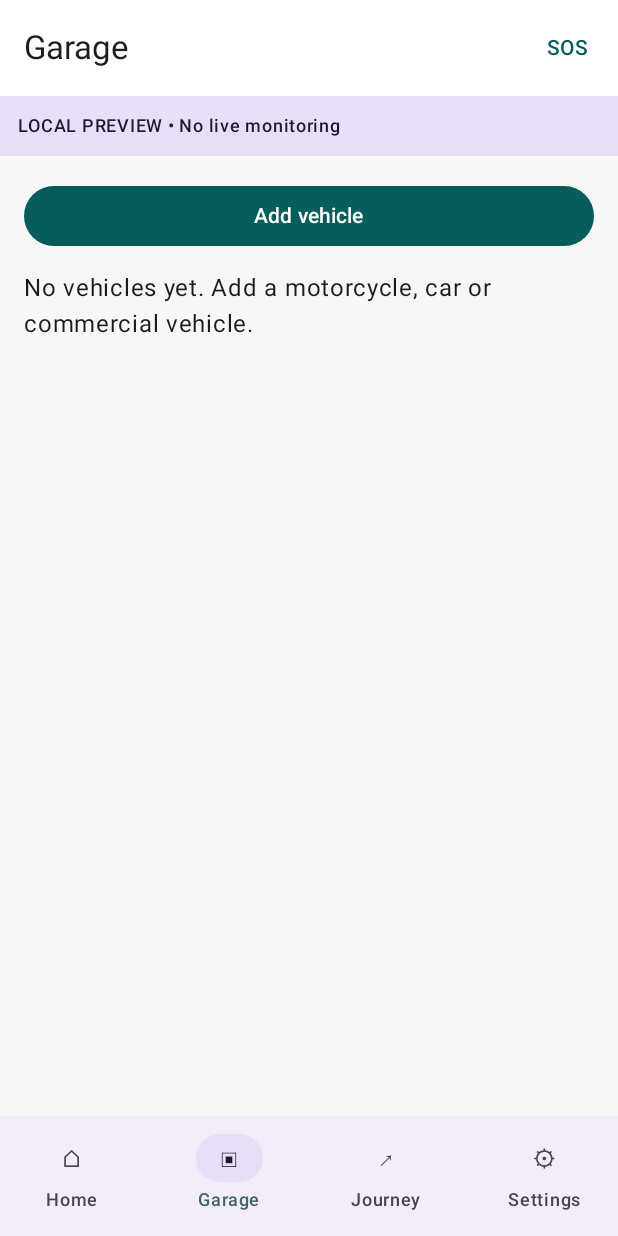
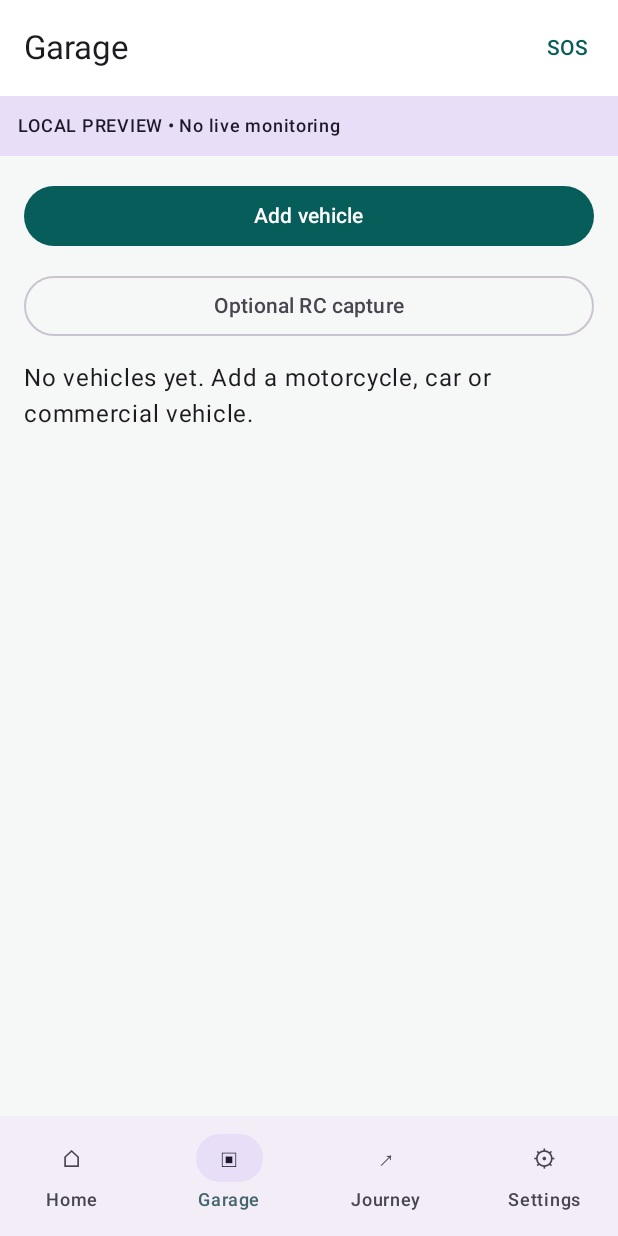
Before and after one commit to ramumutha/tripguard, an Android app built with Jetpack Compose: the screen it shows after launch (MainActivity), item 2 of the bottom bar chosen, on a phone screen of 412 x 824 dp. Run offline under Robolectric (Android 15) with nearby library versions, the phone set to English and light mode, and no system bars; our stand-ins replace Room's generated code.

Commit message:
feat(android): connect optional RC and visual capture previews [skip ci]

```diff
--- a/android/app/src/main/kotlin/com/spenmer/tripguard/MainActivity.kt
+++ b/android/app/src/main/kotlin/com/spenmer/tripguard/MainActivity.kt
@@ -92,7 +92,7 @@ class TripGuardViewModel(application: Application) : AndroidViewModel(applicatio
     fun removeContact(id: String, after: () -> Unit) = change(after) { dao.deleteContact(id) }
     fun clearPreview(after: () -> Unit) = change(after) { dao.clearAll() }
 }
-enum class Page(val title: String) { CONTACTS("Trusted contacts"), PREPARE("Journey preparedness"), REST_STOP("Rest-stop check"), WELCOME("Welcome"), CAPABILITIES("Vehicle capabilities"), PRIVACY("Privacy and local data"), HOME("Home"), GARAGE("Garage"), ADD("Vehicle profile"),
+enum class Page(val title: String) { RC_CAPTURE("RC capture"), VISUAL_CAPTURE("Visual capture"), CONTACTS("Trusted contacts"), PREPARE("Journey preparedness"), REST_STOP("Rest-stop check"), WELCOME("Welcome"), CAPABILITIES("Vehicle capabilities"), PRIVACY("Privacy and local data"), HOME("Home"), GARAGE("Garage"), ADD("Vehicle profile"),
     INSPECTION("Safety inspection"), HISTORY("Inspection history"), JOURNEY("Journey"),
     RESCUE("Emergency assistance"), SETTINGS("Settings") }
 
@@ -103,7 +103,7 @@ fun TripGuard(vm: TripGuardViewModel = viewModel()) {
     var selectedId by rememberSaveable { mutableStateOf<String?>(null) }
     var editingId by rememberSaveable { mutableStateOf<String?>(null) }
     val navigate: (Page) -> Unit = { page = it }
-    BackHandler(page != Page.HOME) { page = when (page) { Page.ADD -> Page.GARAGE; Page.PREPARE, Page.REST_STOP -> Page.JOURNEY; Page.CONTACTS -> Page.RESCUE; else -> Page.HOME } }
+    BackHandler(page != Page.HOME) { page = when (page) { Page.ADD -> Page.GARAGE; Page.RC_CAPTURE -> Page.GARAGE; Page.VISUAL_CAPTURE -> Page.INSPECTION; Page.PREPARE, Page.REST_STOP -> Page.JOURNEY; Page.CONTACTS -> Page.RESCUE; else -> Page.HOME } }
     Scaffold(
         topBar = { TopAppBar(title = { Text(if (page == Page.HOME) "TripGuard" else page.title) },
             actions = { if (page != Page.RESCUE) TextButton(onClick = { page = Page.RESCUE }) { Text("SOS") } }) },
@@ -129,15 +129,17 @@ fun TripGuard(vm: TripGuardViewModel = viewModel()) {
                     Column(Modifier.padding(16.dp)) { Text("Local storage is loading or unavailable."); if (vm.failure != null) Text("Restart the app to retry.") }
                 } else when(page) {
                     Page.HOME -> Home(vm.vehicles.size, navigate)
-                    Page.GARAGE -> Garage(vm.vehicles, { editingId = null; page = Page.ADD },
+                    Page.GARAGE -> Garage(vm.vehicles, { editingId = null; page = Page.ADD }, { page = Page.RC_CAPTURE },
                         { editingId = it.id; page = Page.ADD }, { selectedId = it.id; page = Page.INSPECTION })
                     Page.ADD -> VehicleForm(vm.vehicles.firstOrNull { it.id == editingId }, {
                         vm.save(it) { page = Page.GARAGE }
                     }, { vm.remove(it) { page = Page.GARAGE } }, { page = Page.GARAGE })
                     Page.INSPECTION -> Inspection(vm.vehicles, selectedId, {
                         vm.record(it) { page = Page.HISTORY }
-                    }, { editingId = null; page = Page.ADD })
+                    }, { editingId = null; page = Page.ADD }, { page = Page.VISUAL_CAPTURE })
                     Page.HISTORY -> History(vm.history, { page = Page.INSPECTION })
+                    Page.RC_CAPTURE -> CapturePreview(true) { editingId = null; page = Page.ADD }
+                    Page.VISUAL_CAPTURE -> CapturePreview(false) { page = Page.INSPECTION }
                     Page.JOURNEY -> Journey(vm.journey, vm.completedJourneys, vm::startJourney, vm::endJourney, { page = Page.PREPARE }, { page = Page.REST_STOP })
                     Page.PREPARE -> JourneyPreparation { page = Page.JOURNEY }
                     Page.REST_STOP -> RestStop { selectedId = null; page = Page.INSPECTION }
@@ -182,8 +184,9 @@ private fun Home(count: Int, navigate: (Page) -> Unit) = Body {
     item { ActionCard("Emergency assistance", "Access guidance without signing in.", "Open emergency assistance") { navigate(Page.RESCUE) } }
 }
 @Composable
-private fun Garage(vehicles: List<Vehicle>, add: () -> Unit, edit: (Vehicle) -> Unit, inspect: (Vehicle) -> Unit) = Body {
+private fun Garage(vehicles: List<Vehicle>, add: () -> Unit, capture: () -> Unit, edit: (Vehicle) -> Unit, inspect: (Vehicle) -> Unit) = Body {
     item { Button(onClick = add, modifier = Modifier.fillMaxWidth()) { Text("Add vehicle") } }
+    item { OutlinedButton(onClick = capture, modifier = Modifier.fillMaxWidth()) { Text("Optional RC capture") } }
     if (vehicles.isEmpty()) item { Text("No vehicles yet. Add a motorcycle, car or commercial vehicle.") }
     items(vehicles, key = { it.id }) { v ->
         Card(Modifier.fillMaxWidth()) {
@@ -223,7 +226,7 @@ private fun VehicleForm(existing: Vehicle?, save: (Vehicle) -> Unit, remove: (St
         dismissButton = { TextButton(onClick = { confirmDelete = false }) { Text("Cancel") } })
 }
 @Composable
-private fun Inspection(vehicles: List<Vehicle>, initialId: String?, save: (InspectionPreview) -> Unit, add: () -> Unit) {
+private fun Inspection(vehicles: List<Vehicle>, initialId: String?, save: (InspectionPreview) -> Unit, add: () -> Unit, capture: () -> Unit) {
     var chosen by rememberSaveable { mutableStateOf(initialId ?: vehicles.firstOrNull()?.id) }
     val vehicle = vehicles.firstOrNull { it.id == chosen }
     val observations = remember(chosen) { mutableStateMapOf<String, Observation>() }
@@ -236,6 +239,7 @@ private fun Inspection(vehicles: List<Vehicle>, initialId: String?, save: (Inspe
             items(vehicles, key = { it.id }) { v -> Row(verticalAlignment = Alignment.CenterVertically) {
                 RadioButton(selected = chosen == v.id, onClick = { chosen = v.id }); Text(v.name)
             } }
+            item { OutlinedButton(onClick = capture, modifier = Modifier.fillMaxWidth()) { Text("Preview visual capture") } }
             item { Text("Only inspect while safely parked. Follow the owner's manual. Unknown checks do not count as completed.") }
             items(checks, key = { it.id }) { check ->
                 Card(Modifier.fillMaxWidth()) {
@@ -387,7 +391,7 @@ private fun Capabilities() = Body {
     item { Text("Supported in this preview", style = MaterialTheme.typography.titleLarge) }
     item { Text("Manual vehicle profiles, stationary visual observations and local destination recording.") }
     item { Text("Not available", style = MaterialTheme.typography.titleLarge) }
-    item { Text("Camera diagnosis, live sensor data, automatic emergency dispatch and background monitoring. Foreground location sharing is available only when you request it.") }
+    item { Text("Automated camera diagnosis, live sensor data, automatic emergency dispatch and background monitoring. Foreground location sharing is available only when you request it.") }
     item { Text("Vehicle-specific checks depend on equipment fitted. Follow the manufacturer's manual; unknown checks cannot establish safety.") }
 }
 @Composable
```
